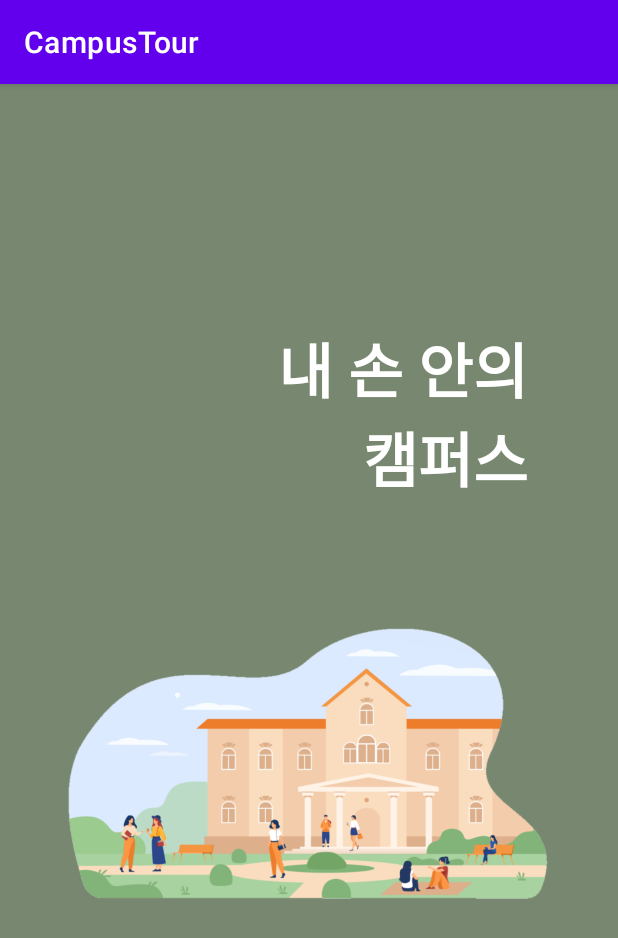
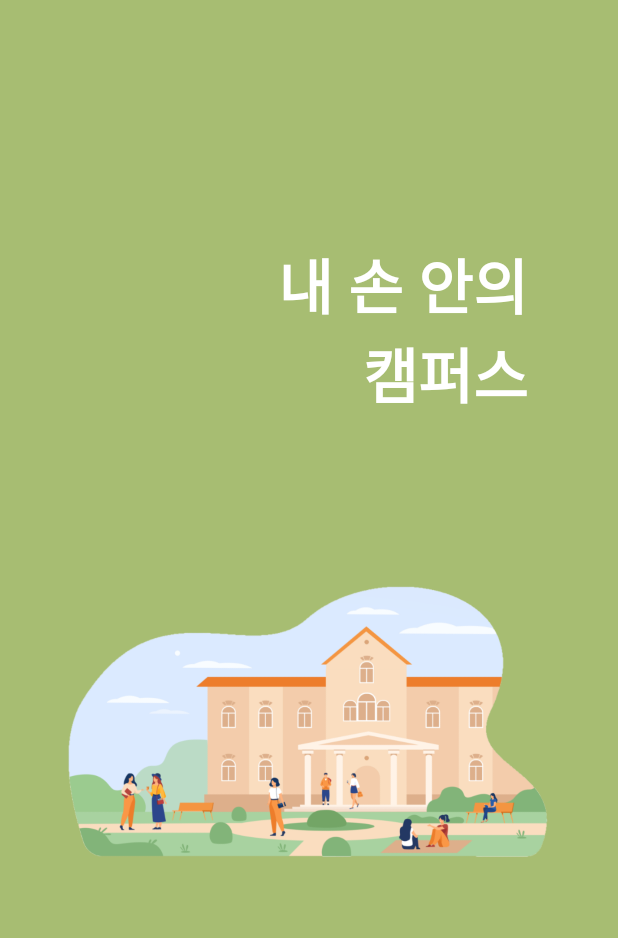
Before and after one commit to noranmuri/CampusTour, an Android app: the SplashActivity screen opened directly, with no data from a screen before it, on a phone screen of 412 x 824 dp. Shown: the top 938 px of the screen. Run offline under Robolectric (Android 15) with nearby library versions, the phone set to English and light mode, and no system bars.

Commit message:
remove titlebar & color change

```diff
--- a/app/src/main/res/layout/activity_splash.xml
+++ b/app/src/main/res/layout/activity_splash.xml
@@ -6,7 +6,7 @@
     android:layout_height="match_parent"
     tools:context=".SplashActivity"
     android:orientation="vertical"
-    android:background="#788770">
+    android:background="@color/green_dark">
 
     <LinearLayout
         android:layout_width="match_parent"
@@ -29,7 +29,7 @@
         <ImageView
             android:layout_width="wrap_content"
             android:layout_height="wrap_content"
-            android:src="@drawable/campus"/>
+            android:src="@drawable/campus" />
 
     </LinearLayout>
 
--- a/app/src/main/res/values-night/themes.xml
+++ b/app/src/main/res/values-night/themes.xml
@@ -1,6 +1,6 @@
 <resources xmlns:tools="http://schemas.android.com/tools">
     <!-- Base application theme. -->
-    <style name="Theme.CampusTour" parent="Theme.MaterialComponents.DayNight.DarkActionBar">
+    <style name="Theme.CampusTour" parent="Theme.AppCompat.Light.NoActionBar">
         <!-- Primary brand color. -->
         <item name="colorPrimary">@color/purple_200</item>
         <item name="colorPrimaryVariant">@color/purple_700</item>
--- a/app/src/main/res/values/colors.xml
+++ b/app/src/main/res/values/colors.xml
@@ -7,4 +7,6 @@
     <color name="teal_700">#FF018786</color>
     <color name="black">#FF000000</color>
     <color name="white">#FFFFFFFF</color>
+    <color name="green">#DAFA91</color>
+    <color name="green_dark">#A7BD72</color>
 </resources>
--- /dev/null
+++ b/app/src/main/res/values/styles.xml
@@ -0,0 +1,4 @@
+<?xml version="1.0" encoding="utf-8"?>
+<resources>
+    <style name="AppTheme" parent="Theme.AppCompat.Light.NoActionBar"/>
+</resources>
--- a/app/src/main/res/values/themes.xml
+++ b/app/src/main/res/values/themes.xml
@@ -1,9 +1,9 @@
 <resources xmlns:tools="http://schemas.android.com/tools">
     <!-- Base application theme. -->
-    <style name="Theme.CampusTour" parent="Theme.MaterialComponents.DayNight.DarkActionBar">
-        <!-- Primary brand color. -->
-        <item name="colorPrimary">@color/purple_500</item>
-        <item name="colorPrimaryVariant">@color/purple_700</item>
+    <style name="Theme.CampusTour" parent="Theme.AppCompat.Light.NoActionBar">
+<!--        &lt;!&ndash; Primary brand color. &ndash;&gt;-->
+        <item name="colorPrimary">@color/green_dark</item>
+        <item name="colorPrimaryVariant">@color/green_dark</item>
         <item name="colorOnPrimary">@color/white</item>
         <!-- Secondary brand color. -->
         <item name="colorSecondary">@color/teal_200</item>
@@ -11,6 +11,7 @@
         <item name="colorOnSecondary">@color/black</item>
         <!-- Status bar color. -->
         <item name="android:statusBarColor" tools:targetApi="l">?attr/colorPrimaryVariant</item>
+        <item name="android:windowLightStatusBar">true</item>
         <!-- Customize your theme here. -->
     </style>
 </resources>
```
